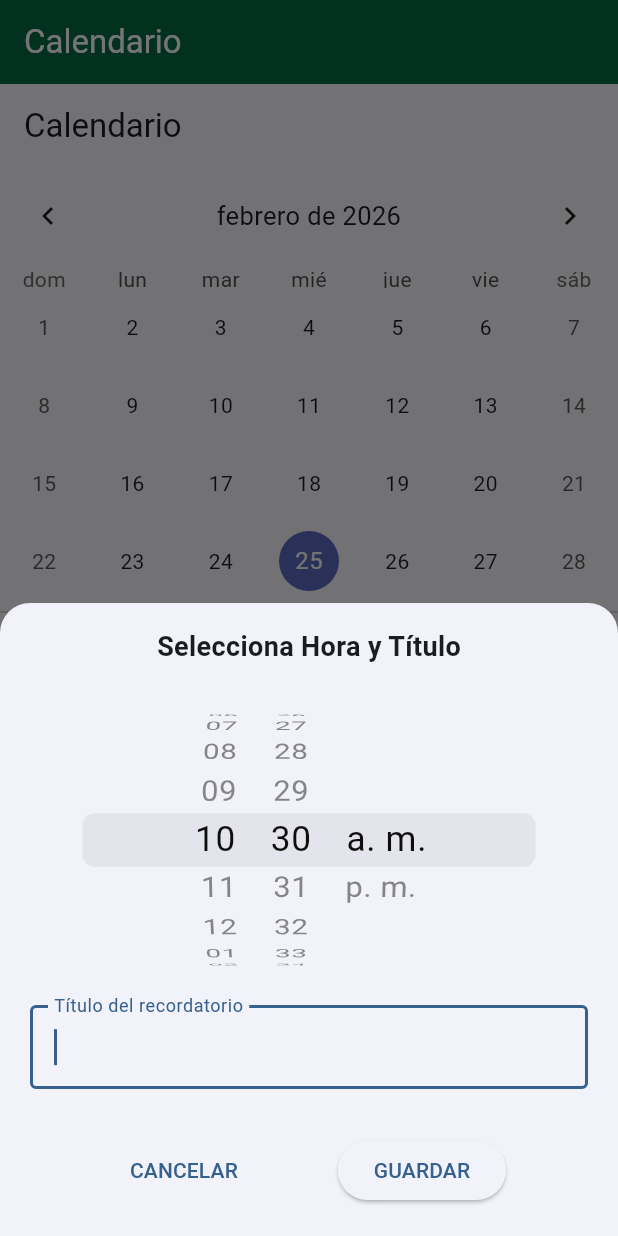
After one commit to oskarinmate/Nuts_Study_app_Agenda, a Flutter app: the screen it shows after launch, item 3 of the bottom bar chosen, after a tap on the "add alarm" icon, on a phone screen of 412 x 824 dp. The commit adds this screen. Run offline on Flutter 3.47's test engine with Material 3 defaults, Android fonts, the phone set to English and light mode, and no system bars; drawn by our look-alikes of table_calendar; our stand-ins replace flutter_local_notifications, flutter_timezone, sqflite, timezone; accounts and stored records are empty.

Commit message:
modulo de Calendario y recordatorios terminado

```diff
--- /dev/null
+++ b/nuts_study_app/lib/core/services/notification_service.dart
@@ -0,0 +1,49 @@
+import 'dart:io';
+import 'package:flutter/material.dart';
+import 'package:flutter_local_notifications/flutter_local_notifications.dart';
+import 'package:timezone/data/latest_all.dart' as tz;
+import 'package:timezone/timezone.dart' as tz;
+import 'package:flutter_timezone/flutter_timezone.dart';
+
+class NotificationService {
+  static final FlutterLocalNotificationsPlugin _notifications = FlutterLocalNotificationsPlugin();
+
+  static Future<void> init() async {
+    tz.initializeTimeZones();
+    try {
+      // FIX: Convertimos a String para evitar error de tipo
+      final String timeZoneName = (await FlutterTimezone.getLocalTimezone()).toString();
+      tz.setLocalLocation(tz.getLocation(timeZoneName));
+    } catch (e) {
+      tz.setLocalLocation(tz.getLocation('America/Mexico_City'));
+    }
+
+    const androidSettings = AndroidInitializationSettings('@mipmap/ic_launcher');
+    await _notifications.initialize(
+      const InitializationSettings(android: androidSettings, iOS: DarwinInitializationSettings()),
+    );
+
+    if (Platform.isAndroid) {
+      final androidPlugin = _notifications.resolvePlatformSpecificImplementation<AndroidFlutterLocalNotificationsPlugin>();
+      await androidPlugin?.requestNotificationsPermission();
+      await androidPlugin?.requestExactAlarmsPermission();
+
+      const channel = AndroidNotificationChannel('RECORDATORIO!!!!', 'Recuerda', importance: Importance.max);
+      await androidPlugin?.createNotificationChannel(channel);
+    }
+  }
+
+  static Future<void> scheduleNotification({required int id, required String title, required DateTime date}) async {
+    final scheduledDate = tz.TZDateTime.from(date, tz.local);
+    if (scheduledDate.isBefore(tz.TZDateTime.now(tz.local))) return;
+
+    await _notifications.zonedSchedule(
+      id, "Recordatorio de Estudio", title, scheduledDate,
+      const NotificationDetails(android: AndroidNotificationDetails('RECORDATORIO!!!!', 'Recuerda', importance: Importance.max, priority: Priority.high)),
+      androidScheduleMode: AndroidScheduleMode.exactAllowWhileIdle,
+      uiLocalNotificationDateInterpretation: UILocalNotificationDateInterpretation.absoluteTime,
+    );
+  }
+
+  static Future<void> cancelNotification(int id) async => await _notifications.cancel(id);
+}
--- /dev/null
+++ b/nuts_study_app/lib/features/calendar/providers/calendar_provider.dart
@@ -0,0 +1,37 @@
+import 'package:flutter/material.dart';
+import '../../../core/services/notification_service.dart';
+
+class CalendarEvent {
+  final int id;
+  final String title;
+  final DateTime date;
+  CalendarEvent({required this.id, required this.title, required this.date});
+}
+
+class CalendarProvider extends ChangeNotifier {
+  final Map<DateTime, List<CalendarEvent>> _events = {};
+
+  List<CalendarEvent> eventsForDay(DateTime day) {
+    // Normalizamos la fecha (solo año, mes, día) para usarla como llave
+    final dateKey = DateTime(day.year, day.month, day.day);
+    return _events[dateKey] ?? [];
+  }
+
+  Future<void> addEvent(DateTime fullDate, String title) async {
+    final int id = DateTime.now().millisecondsSinceEpoch ~/ 1000;
+    final newEvent = CalendarEvent(id: id, title: title, date: fullDate);
+
+    final dateKey = DateTime(fullDate.year, fullDate.month, fullDate.day);
+    _events.putIfAbsent(dateKey, () => []).add(newEvent);
+
+    await NotificationService.scheduleNotification(id: id, title: title, date: fullDate);
+    notifyListeners();
+  }
+
+  Future<void> deleteEvent(CalendarEvent event) async {
+    final dateKey = DateTime(event.date.year, event.date.month, event.date.day);
+    _events[dateKey]?.removeWhere((e) => e.id == event.id);
+    await NotificationService.cancelNotification(event.id);
+    notifyListeners();
+  }
+}
--- /dev/null
+++ b/nuts_study_app/lib/features/calendar/view/calendar_view.dart
@@ -0,0 +1,162 @@
+import 'package:flutter/material.dart';
+import 'package:flutter/cupertino.dart'; // Importante para el selector de rodillo
+import 'package:provider/provider.dart';
+import 'package:table_calendar/table_calendar.dart';
+import 'package:intl/intl.dart';
+import '../providers/calendar_provider.dart';
+
+class CalendarPage extends StatefulWidget {
+  const CalendarPage({super.key});
+  @override
+  State<CalendarPage> createState() => _CalendarPageState();
+}
+
+class _CalendarPageState extends State<CalendarPage> {
+  DateTime _selectedDay = DateTime.now();
+  DateTime _focusedDay = DateTime.now();
+  final TextEditingController _titleController = TextEditingController();
+
+  // FIX: Selector de hora estilo rodillo (Evita errores de BoxConstraints y asegura AM/PM)
+  void _showAddEventDialog() {
+    DateTime temporaryDateTime = DateTime(
+      _selectedDay.year,
+      _selectedDay.month,
+      _selectedDay.day,
+      DateTime.now().hour,
+      DateTime.now().minute,
+    );
+
+    showModalBottomSheet(
+      context: context,
+      isScrollControlled: true,
+      shape: const RoundedRectangleBorder(
+        borderRadius: BorderRadius.vertical(top: Radius.circular(20)),
+      ),
+      builder: (context) => Container(
+        padding: EdgeInsets.only(
+          bottom: MediaQuery.of(context).viewInsets.bottom, // Ajuste para el teclado
+        ),
+        child: Column(
+          mainAxisSize: MainAxisSize.min,
+          children: [
+            const Padding(
+              padding: EdgeInsets.all(16.0),
+              child: Text(
+                "Selecciona Hora y Título",
+                style: TextStyle(fontSize: 18, fontWeight: FontWeight.bold),
+              ),
+            ),
+            // SELECTOR DE HORA (RODILLO) - 1 a 12 con AM/PM
+            SizedBox(
+              height: 200,
+              child: CupertinoDatePicker(
+                mode: CupertinoDatePickerMode.time,
+                initialDateTime: temporaryDateTime,
+                use24hFormat: false, // FUERZA EL FORMATO 1 a 12 con AM/PM
+                onDateTimeChanged: (DateTime newDateTime) {
+                  temporaryDateTime = DateTime(
+                    _selectedDay.year,
+                    _selectedDay.month,
+                    _selectedDay.day,
+                    newDateTime.hour,
+                    newDateTime.minute,
+                  );
+                },
+              ),
+            ),
+            Padding(
+              padding: const EdgeInsets.symmetric(horizontal: 20, vertical: 10),
+              child: TextField(
+                controller: _titleController,
+                autofocus: true,
+                decoration: const InputDecoration(
+                  labelText: "Título del recordatorio",
+                  border: OutlineInputBorder(),
+                ),
+              ),
+            ),
+            Padding(
+              padding: const EdgeInsets.all(20.0),
+              child: Row(
+                mainAxisAlignment: MainAxisAlignment.spaceEvenly,
+                children: [
+                  TextButton(
+                    onPressed: () => Navigator.pop(context),
+                    child: const Text("CANCELAR"),
+                  ),
+                  ElevatedButton(
+                    onPressed: () {
+                      if (_titleController.text.isEmpty) return;
+
+                      context.read<CalendarProvider>().addEvent(
+                        temporaryDateTime,
+                        _titleController.text,
+                      );
+
+                      _titleController.clear();
+                      Navigator.pop(context);
+                    },
+                    child: const Text("GUARDAR"),
+                  ),
+                ],
+              ),
+            ),
+          ],
+        ),
+      ),
+    );
+  }
+
+  @override
+  Widget build(BuildContext context) {
+    final provider = context.watch<CalendarProvider>();
+    final events = provider.eventsForDay(_selectedDay);
+
+    return Scaffold(
+      appBar: AppBar(title: const Text("Calendario")),
+      body: Column(
+        children: [
+          TableCalendar(
+            locale: 'es_ES',
+            firstDay: DateTime.utc(2020, 1, 1),
+            lastDay: DateTime.utc(2030, 12, 31),
+            focusedDay: _focusedDay,
+            selectedDayPredicate: (day) => isSameDay(_selectedDay, day),
+            eventLoader: provider.eventsForDay,
+            onDaySelected: (s, f) => setState(() { _selectedDay = s; _focusedDay = f; }),
+            headerStyle: const HeaderStyle(formatButtonVisible: false, titleCentered: true),
+          ),
+          const Divider(),
+          Expanded(
+            child: events.isEmpty
+                ? const Center(child: Text("Sin eventos para hoy"))
+                : ListView.builder(
+                    itemCount: events.length,
+                    itemBuilder: (context, index) {
+                      final e = events[index];
+                      final isPast = e.date.isBefore(DateTime.now());
+                      return ListTile(
+                        leading: Icon(Icons.alarm, color: isPast ? Colors.grey : Colors.blue),
+                        title: Text(
+                          e.title,
+                          style: TextStyle(decoration: isPast ? TextDecoration.lineThrough : null),
+                        ),
+                        // Formato hh:mm a (h minúsculas = 1-12, a = AM/PM)
+                        subtitle: Text(DateFormat('hh:mm a').format(e.date)),
+                        trailing: IconButton(
+                          icon: const Icon(Icons.delete, color: Colors.red),
+                          onPressed: () => provider.deleteEvent(e),
+                        ),
+                      );
+                    },
+                  ),
+          ),
+        ],
+      ),
+      floatingActionButton: FloatingActionButton(
+        onPressed: _showAddEventDialog,
+        child: const Icon(Icons.add_alarm),
+      ),
+    );
+  }
+}
--- a/nuts_study_app/lib/home/home_page.dart
+++ b/nuts_study_app/lib/home/home_page.dart
@@ -1,4 +1,5 @@
 import 'package:flutter/material.dart';
+import 'package:nuts_study_app/features/calendar/view/calendar_view.dart';
 import 'package:nuts_study_app/features/lists/view/list_page.dart';
 import 'package:nuts_study_app/features/notes/provider/notes_provider.dart';
 import 'package:provider/provider.dart';
@@ -25,6 +26,7 @@ class _HomePageState extends State<HomePage> {
     _pages = const [
       NotesPage(),
       ListsPage(),
+      CalendarPage(),
     ];
 
     // 🔥 CARGA GLOBAL AL INICIAR LA APP
@@ -39,7 +41,7 @@ Widget build(BuildContext context) {
   return Scaffold(
     body: _pages[_currentIndex],
     appBar: AppBar(
-      title: Text(_currentIndex == 0 ? 'Mis notas' : 'Mis listas'),
+      title: Text(_currentIndex == 0 ? 'Mis notas' : _currentIndex == 1 ? 'Mis listas' : 'Calendario'),
       backgroundColor: const Color.fromARGB(255, 4, 107, 67), // 🌈 Color más vivo
       foregroundColor: const Color.fromARGB(255, 255, 255, 255),
     ),
@@ -62,6 +64,10 @@ Widget build(BuildContext context) {
           icon: Icon(Icons.checklist),
           label: 'Listas',
         ),
+        BottomNavigationBarItem(
+          icon: Icon(Icons.calendar_month),
+          label: 'Calendario',
+        ),
       ],
     ),
   );
--- a/nuts_study_app/lib/main.dart
+++ b/nuts_study_app/lib/main.dart
@@ -1,12 +1,28 @@
 import 'package:flutter/material.dart';
-import 'package:nuts_study_app/features/notes/provider/notes_provider.dart';
+import 'package:intl/date_symbol_data_local.dart';
 import 'package:provider/provider.dart';
+import 'package:flutter_localizations/flutter_localizations.dart';
 
-import 'home/home_page.dart';
+// Imports de tu proyecto
+import 'core/services/notification_service.dart';
+import 'features/calendar/providers/calendar_provider.dart';
+import 'features/notes/provider/notes_provider.dart';
 import 'features/lists/providers/list_provider.dart';
 import 'features/lists/providers/list_items_provider.dart';
+import 'home/home_page.dart';
 
-void main() {
+Future<void> main() async {
+  // 1. Inicializar el binding de Flutter
+  WidgetsFlutterBinding.ensureInitialized();
+
+  // 2. Inicializar servicios de forma segura
+  try {
+    await NotificationService.init();
+    await initializeDateFormatting('es_ES', '');
+  } catch (e) {
+    debugPrint("Error durante la inicialización: $e");
+  }
+
   runApp(const MyApp());
 }
 
@@ -15,15 +31,34 @@ class MyApp extends StatelessWidget {
 
   @override
   Widget build(BuildContext context) {
+    // Si usas alguna librería como ScreenUtil, asegúrate de que esté aquí.
+    // Si no, el MultiProvider debe ser el padre directo del MaterialApp.
     return MultiProvider(
       providers: [
         ChangeNotifierProvider(create: (_) => NotesProvider()),
         ChangeNotifierProvider(create: (_) => ListProvider()),
         ChangeNotifierProvider(create: (_) => ListItemsProvider()),
+        ChangeNotifierProvider(create: (_) => CalendarProvider()),
       ],
       child: MaterialApp(
         debugShowCheckedModeBanner: false,
-        home: const HomePage(), // 👈 CLAVE
+        title: 'Nuts Study App',
+        theme: ThemeData(
+          useMaterial3: true,
+          colorSchemeSeed: Colors.blue,
+        ),
+        // Delegados para evitar errores de idioma
+        localizationsDelegates: const [
+          GlobalMaterialLocalizations.delegate,
+          GlobalWidgetsLocalizations.delegate,
+          GlobalCupertinoLocalizations.delegate,
+        ],
+        supportedLocales: const [
+          Locale('es', 'ES'),
+          Locale('en', 'US'),
+        ],
+        locale: const Locale('es', 'ES'),
+        home: const HomePage(),
       ),
     );
   }
```
Also changed, not shown: nuts_study_app/lib/features/calendar/model/event_model.dart (added, +11 -0 lines), nuts_study_app/pubspec.yaml (+7 -1 lines), nuts_study_app/pubspec.lock, 8 other files.
